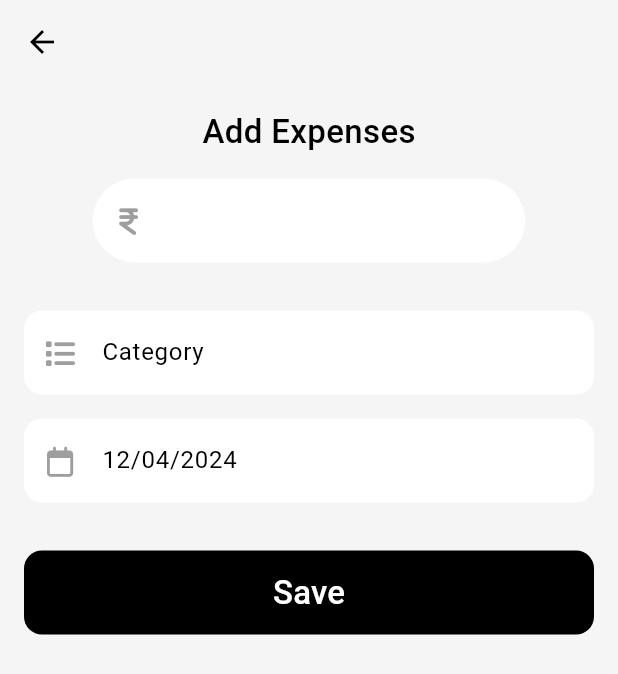
After one commit to harshj200230/Expense-Tracker-App, a Flutter app: the screen it shows after launch, after a tap on an icon or button, on a phone screen of 412 x 824 dp. The commit adds this screen. Shown: the top 674 px of the screen. Run offline on Flutter 3.47's test engine with Material 3 defaults, Android fonts, the phone set to English and light mode, and no system bars; our stand-ins replace fl_chart, font_awesome_flutter; missing offline and left inert: dart:ffi.

Commit message:
expenses-1

```diff
--- /dev/null
+++ b/lib/screens/add_expense/views/add_expense.dart
@@ -0,0 +1,149 @@
+import 'dart:ffi';
+
+import 'package:flutter/material.dart';
+import 'package:font_awesome_flutter/font_awesome_flutter.dart';
+import 'package:intl/intl.dart';
+
+class AddExpense extends StatefulWidget {
+  const AddExpense({Key? key}) : super(key: key);
+
+  @override
+  State<AddExpense> createState() => _AddExpenseState();
+}
+
+class _AddExpenseState extends State<AddExpense> {
+  TextEditingController expenseController = TextEditingController();
+  TextEditingController categoryController = TextEditingController();
+  TextEditingController dateController = TextEditingController();
+  DateTime selectDate = DateTime.now();
+
+  @override
+  void initState() {
+    dateController.text = DateFormat('dd/MM/yyyy').format(DateTime.now());
+    super.initState();
+  }
+  @override
+  Widget build(BuildContext context) {
+    return GestureDetector(
+      onTap: () => FocusScope.of(context).unfocus(),
+      child: Scaffold(
+        backgroundColor: Theme.of(context).colorScheme.background,
+        appBar: AppBar(
+          backgroundColor: Theme.of(context).colorScheme.background,
+        ),
+        body: Padding(
+          padding: EdgeInsets.all(16.0),
+          child: Column(
+            children: [
+              const Text(
+                'Add Expenses',
+                style: TextStyle(fontSize: 22, fontWeight: FontWeight.w500),
+              ),
+              const SizedBox(
+                height: 16,
+              ),
+              SizedBox(
+                width: MediaQuery.of(context).size.width * 0.7,
+                child: TextField(
+                  controller: expenseController,
+                  textAlignVertical: TextAlignVertical.center,
+                  decoration: InputDecoration(
+                    filled: true,
+                    fillColor: Colors.white,
+                    prefixIcon: const Icon(
+                      FontAwesomeIcons.indianRupeeSign,
+                      size: 20,
+                      color: Colors.grey,
+                    ),
+                    border: OutlineInputBorder(
+                      borderRadius: BorderRadius.circular(30),
+                      borderSide: BorderSide.none,
+                    ),
+                  ),
+                ),
+              ),
+              const SizedBox(
+                height: 32,
+              ),
+              TextField(
+                controller: categoryController,
+                textAlignVertical: TextAlignVertical.center,
+                decoration: InputDecoration(
+                  filled: true,
+                  fillColor: Colors.white,
+                  prefixIcon: const Icon(
+                    FontAwesomeIcons.list,
+                    size: 20,
+                    color: Colors.grey,
+                  ),
+                  hintText: 'Category',
+                  border: OutlineInputBorder(
+                    borderRadius: BorderRadius.circular(12),
+                    borderSide: BorderSide.none,
+                  ),
+                ),
+              ),
+              const SizedBox(
+                height: 16,
+              ),
+              TextField(
+                controller: dateController,
+                readOnly: true,
+                onTap: () async{
+                  DateTime? newDate = await showDatePicker(
+                    context: context,
+                    initialDate: selectDate,
+                    firstDate: DateTime.now(),
+                    lastDate: DateTime.now().add(const Duration(days: 365)),
+                  );
+
+                  if(newDate!=null){
+                    setState(() {
+                      dateController.text = DateFormat('dd/MM/yyyy').format(newDate);
+                      selectDate = newDate;
+
+                    });
+                  }
+                },
+                textAlignVertical: TextAlignVertical.center,
+                decoration: InputDecoration(
+                  filled: true,
+                  fillColor: Colors.white,
+                  prefixIcon: const Icon(
+                    FontAwesomeIcons.calendar,
+                    size: 20,
+                    color: Colors.grey,
+                  ),
+                  hintText: 'Date',
+                  border: OutlineInputBorder(
+                    borderRadius: BorderRadius.circular(12),
+                    borderSide: BorderSide.none,
+                  ),
+                ),
+              ),
+              const SizedBox(
+                height: 32,
+              ),
+              SizedBox(
+                width: double.infinity,
+                height: kToolbarHeight,
+                child: TextButton(
+                    onPressed: () {},
+                    style: TextButton.styleFrom(
+                      backgroundColor: Colors.black,
+                      shape: RoundedRectangleBorder(
+                          borderRadius: BorderRadius.circular(12)),
+                    ),
+                    child: const Text('Save',
+                    style: TextStyle(
+                      fontSize: 22,
+                      color: Colors.white,
+                    ),)),
+              ),
+            ],
+          ),
+        ),
+      ),
+    );
+  }
+}
--- a/lib/screens/home/views/home_screen.dart
+++ b/lib/screens/home/views/home_screen.dart
@@ -1,5 +1,6 @@
 import 'dart:math';
 
+import 'package:expense_tracker/screens/add_expense/views/add_expense.dart';
 import 'package:expense_tracker/screens/home/views/main_screen.dart';
 import 'package:expense_tracker/screens/stats/stats.dart';
 import 'package:flutter/cupertino.dart';
@@ -52,7 +53,14 @@ class _HomeScreenState extends State<HomeScreen> {
       ),
       floatingActionButtonLocation: FloatingActionButtonLocation.centerDocked,
       floatingActionButton: FloatingActionButton(
-        onPressed: () {  },
+        onPressed: () {
+          Navigator.push (
+            context,
+            MaterialPageRoute (
+              builder: (BuildContext context) => const AddExpense(),
+            ),
+          );
+        },
         shape: const CircleBorder(),
         child: Container(
           width: 60,
--- a/pubspec.yaml
+++ b/pubspec.yaml
@@ -32,6 +32,7 @@ dependencies:
     sdk: flutter
   font_awesome_flutter: ^10.7.0
   fl_chart: ^0.67.0
+  intl: ^0.19.0
 
 
 
```
Also changed, not shown: pubspec.lock.
